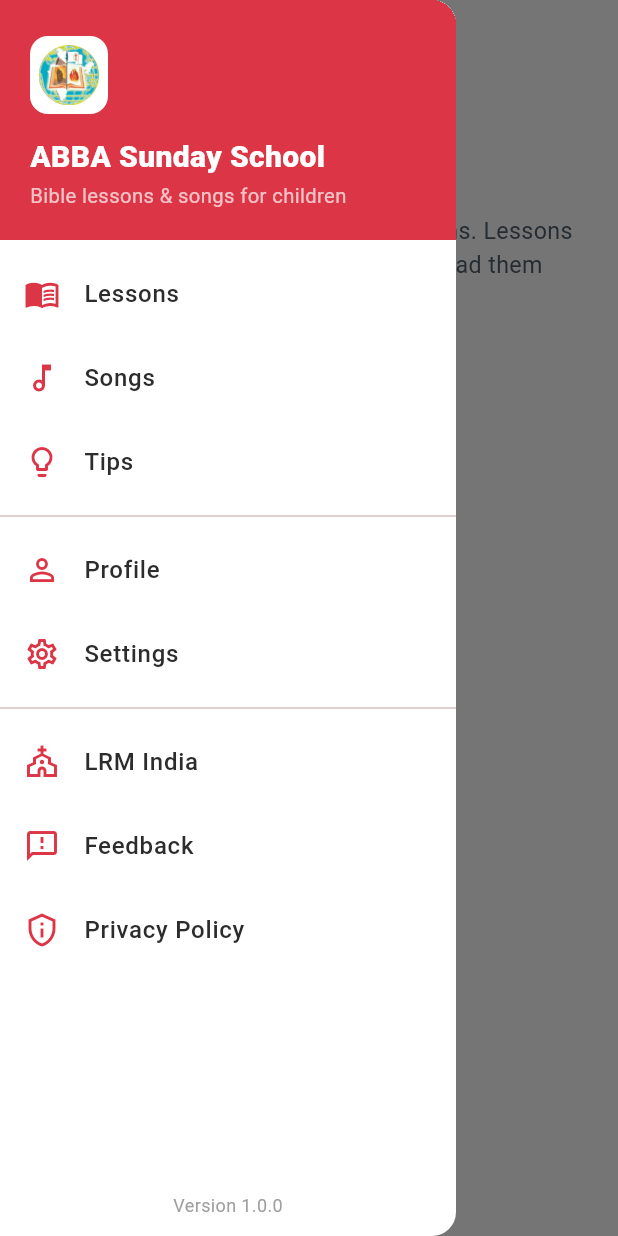
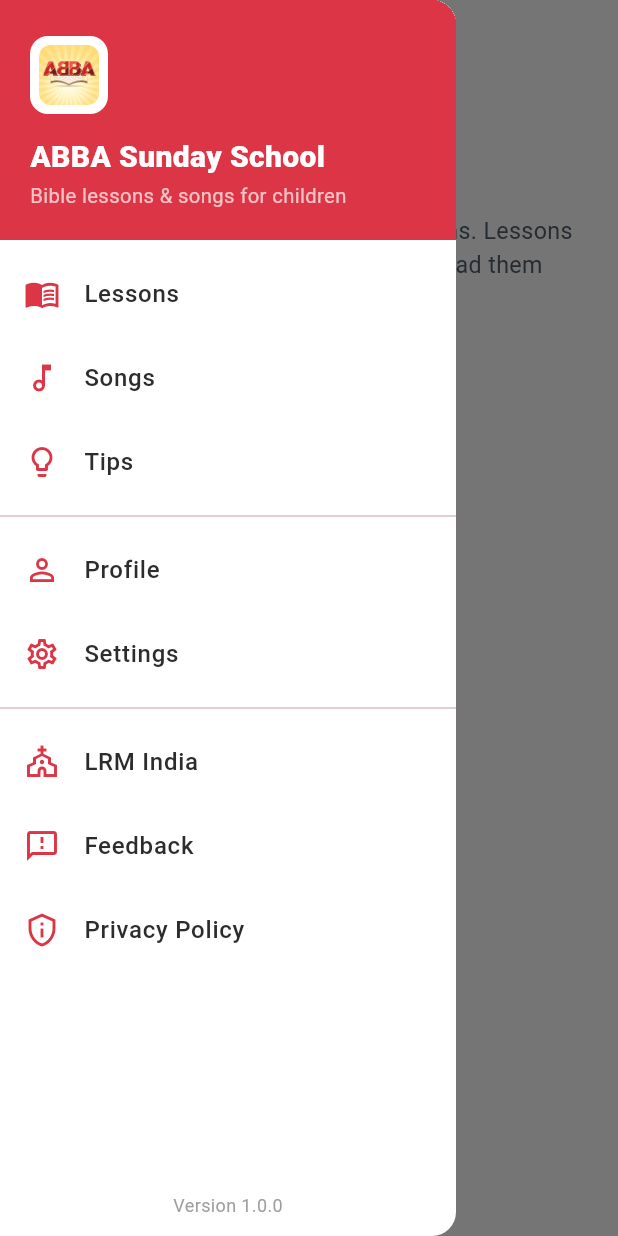
Before and after one commit to managejis/lrmindia-mobile, a Flutter app: the screen it shows after launch, with the side drawer open, on a phone screen of 412 x 824 dp. Run offline on Flutter 3.47's test engine with Material 3 defaults, Android fonts, the phone set to English and light mode, and no system bars; our stand-ins replace flutter_local_notifications, flutter_markdown, flutter_timezone, open_filex, share_plus, shared_preferences and 2 more; missing offline and left inert: markdown; accounts and stored records are empty.

Commit message:
New ABBA logo (launcher icons, in-app logo), Tamil browse label, framed lesson list
Co-Authored-By: Claude Sonnet 5.5 <noreply@anthropic.com>

```diff
--- a/lib/screens/app_drawer.dart
+++ b/lib/screens/app_drawer.dart
@@ -34,7 +34,7 @@ class AppDrawer extends StatelessWidget {
               Container(
                 padding: const EdgeInsets.all(6),
                 decoration: BoxDecoration(color: Colors.white, borderRadius: BorderRadius.circular(12)),
-                child: Image.asset('assets/logo.png', height: 40, errorBuilder: (_, __, ___) => Icon(Icons.child_care, color: Brand.accent, size: 40)),
+                child: Image.asset('assets/app_logo.png', height: 40, errorBuilder: (_, __, ___) => Icon(Icons.child_care, color: Brand.accent, size: 40)),
               ),
               const SizedBox(height: 14),
               const Text('ABBA Sunday School', style: TextStyle(color: Colors.white, fontSize: 20, fontWeight: FontWeight.w800)),
--- a/lib/screens/languages_screen.dart
+++ b/lib/screens/languages_screen.dart
@@ -26,7 +26,7 @@ class _LanguagesScreenState extends State<LanguagesScreen> {
       drawer: widget.forSongs ? null : const AppDrawer(),
       appBar: AppBar(
         title: widget.forSongs ? const Text('Songs') : Row(children: [
-          Image.asset('assets/logo.png', height: 30, errorBuilder: (_, __, ___) => Icon(Icons.child_care, color: Brand.accent)),
+          Image.asset('assets/app_logo.png', height: 30, errorBuilder: (_, __, ___) => Icon(Icons.child_care, color: Brand.accent)),
           const SizedBox(width: 10),
           const Text('ABBA Sunday School'),
         ]),
--- a/pubspec.yaml
+++ b/pubspec.yaml
@@ -34,4 +34,5 @@ flutter:
   uses-material-design: true
   assets:
     - assets/logo.png
+    - assets/app_logo.png
     - assets/grn.jpg
```
Also changed, not shown: lib/screens/language_home_screen.dart (+14 -2 lines), assets/app_logo.png (added), assets/icon/icon.png, assets/icon/icon_fg.png, 20 other files.
